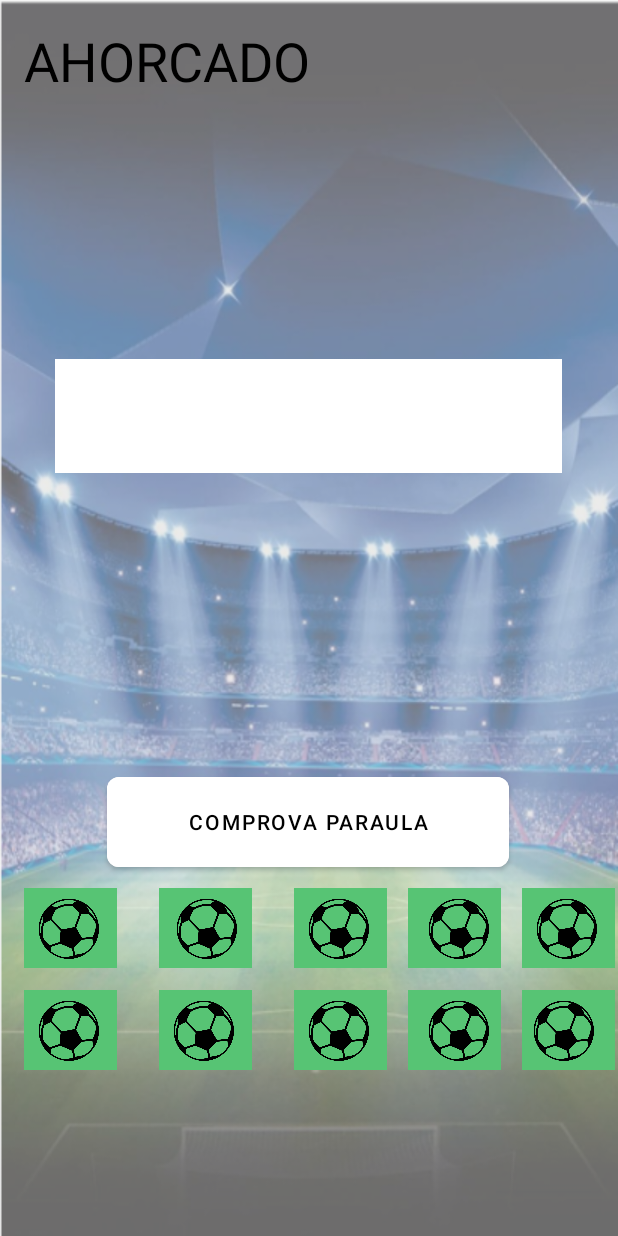
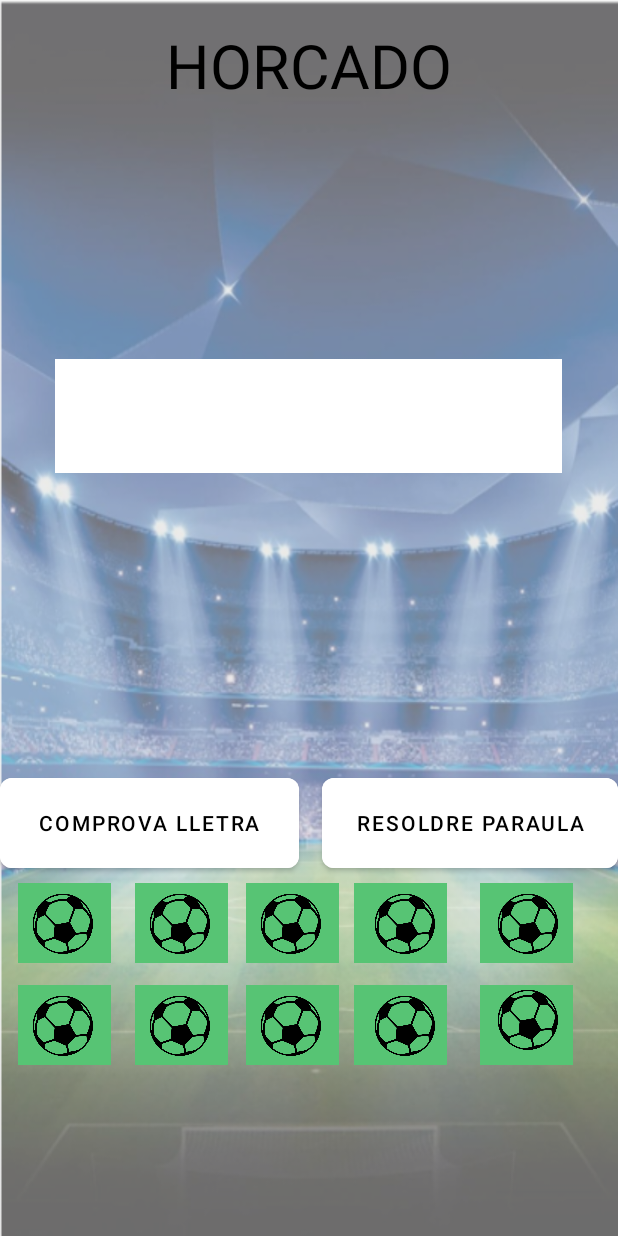
Before and after one commit to Manel0712/MasterFootball, an Android app: the layout activity_horcado.xml on its own in the app's theme, with its tools: preview values and no code run, on a phone screen of 412 x 824 dp. Run offline under Robolectric (Android 15) with nearby library versions, the phone set to English and light mode, and no system bars.

```diff
--- a/app/src/main/AndroidManifest.xml
+++ b/app/src/main/AndroidManifest.xml
@@ -27,7 +27,7 @@
             android:name=".fillTheGaps"
             android:exported="false" />
         <activity
-            android:name=".Horcado"
+            android:name=".Ahorcado"
             android:exported="false" />
         <activity
             android:name=".trivial"
--- a/app/src/main/java/com/example/masterfootball/Juegos.kt
+++ b/app/src/main/java/com/example/masterfootball/Juegos.kt
@@ -3,7 +3,6 @@ package com.example.masterfootball
 import android.content.Intent
 import android.os.Bundle
 import android.view.Menu
-import android.widget.TextView
 import androidx.activity.enableEdgeToEdge
 import androidx.appcompat.app.AppCompatActivity
 import android.view.View
@@ -29,7 +28,7 @@ class Juegos: AppCompatActivity() {
     }
 
     fun openHorcado(view: View) {
-        val i = Intent(this, Horcado::class.java)
+        val i = Intent(this, Ahorcado::class.java)
         i.putExtra("userId",id)
         startActivity(i)
     }
--- a/app/src/main/java/com/example/masterfootball/classes/APIRequests.kt
+++ b/app/src/main/java/com/example/masterfootball/classes/APIRequests.kt
@@ -17,7 +17,7 @@ import kotlinx.coroutines.withContext
 class APIRequests {
     var playersList : MutableList<Result>? = ArrayList()
     suspend fun getBarcelonaPlayers():MutableList<Result>? = withContext(Dispatchers.IO) {
-        val apiKey = "a4f4142d4b8e918ce464ff08311ac33b803ac70f20a30c920f4a6c572c4b70ac"
+        val apiKey = "0ddb4b77bb9207f0226e1250d92b2b9615ff2495461bf306a5f47eaed57d1726"
         val url = "https://apiv2.allsportsapi.com/football/?&met=Teams&teamId=97&APIkey=$apiKey"
         val client = OkHttpClient()
         val request = Request.Builder()
--- a/app/src/main/java/com/example/masterfootball/perfil.kt
+++ b/app/src/main/java/com/example/masterfootball/perfil.kt
@@ -261,7 +261,7 @@ class perfil : AppCompatActivity() {
                 }
                 pointsText.text = "Punts " + isconfigurationSuccessful?.points.toString()
                 moneysText.text = "Monedes " + isconfigurationSuccessful?.moneys.toString()
-                gemsText.text = "Gemmes " + isconfigurationSuccessful?.moneys.toString()
+                gemsText.text = "Gemmes " + isconfigurationSuccessful?.gems.toString()
                 usernameText.text = isconfigurationSuccessful?.username.toString()
             }
         }
--- a/app/src/main/res/layout/activity_horcado.xml
+++ b/app/src/main/res/layout/activity_horcado.xml
@@ -6,22 +6,231 @@
     android:layout_width="match_parent"
     android:layout_height="match_parent"
     android:background="@drawable/captura_de_pantalla_2025_01_10_104056"
-    tools:context=".Horcado"
-    tools:layout_editor_absoluteX="-10dp"
-    tools:layout_editor_absoluteY="-8dp">
+    tools:layout_editor_absoluteX="-26dp"
+    tools:layout_editor_absoluteY="2dp">
 
     <Button
         android:id="@+id/button10"
         style="@style/Button_Background"
-        android:layout_width="268dp"
+        android:layout_width="199dp"
         android:layout_height="72dp"
+        android:layout_marginTop="12dp"
+        android:onClick="comprovedLetter"
+        android:text="Comprova lletra"
+        app:cornerRadius="8dp"
+        app:layout_constraintStart_toStartOf="parent"
+        app:layout_constraintTop_toBottomOf="@+id/textView26" />
+
+    <TextView
+        android:id="@+id/textView27"
+        android:layout_width="62dp"
+        android:layout_height="53dp"
+        android:layout_marginStart="12dp"
+        android:layout_marginTop="4dp"
+        android:background="@color/background"
+        app:layout_constraintStart_toStartOf="parent"
+        app:layout_constraintTop_toBottomOf="@+id/button10" />
+
+    <ImageView
+        android:id="@+id/imageView7"
+        android:layout_width="60dp"
+        android:layout_height="48dp"
+        android:layout_marginStart="12dp"
+        android:layout_marginTop="8dp"
+        app:layout_constraintStart_toStartOf="parent"
+        app:layout_constraintTop_toBottomOf="@+id/button10"
+        app:srcCompat="@drawable/vidashorcado" />
+
+    <TextView
+        android:id="@+id/textView28"
+        android:layout_width="62dp"
+        android:layout_height="53dp"
+        android:layout_marginStart="16dp"
+        android:layout_marginTop="4dp"
+        android:background="@color/background"
+        app:layout_constraintStart_toEndOf="@+id/textView27"
+        app:layout_constraintTop_toBottomOf="@+id/button10" />
+
+    <ImageView
+        android:id="@+id/imageView8"
+        android:layout_width="60dp"
+        android:layout_height="48dp"
+        android:layout_marginStart="16dp"
+        android:layout_marginTop="8dp"
+        app:layout_constraintStart_toEndOf="@+id/textView27"
+        app:layout_constraintTop_toBottomOf="@+id/button10"
+        app:srcCompat="@drawable/vidashorcado" />
+
+    <TextView
+        android:id="@+id/textView29"
+        android:layout_width="62dp"
+        android:layout_height="53dp"
+        android:layout_marginStart="12dp"
+        android:layout_marginTop="4dp"
+        android:background="@color/background"
+        app:layout_constraintStart_toEndOf="@+id/textView28"
+        app:layout_constraintTop_toBottomOf="@+id/button10" />
+
+    <ImageView
+        android:id="@+id/imageView10"
+        android:layout_width="60dp"
+        android:layout_height="48dp"
+        android:layout_marginStart="12dp"
+        android:layout_marginTop="8dp"
+        app:layout_constraintStart_toEndOf="@+id/textView28"
+        app:layout_constraintTop_toBottomOf="@+id/button10"
+        app:srcCompat="@drawable/vidashorcado" />
+
+    <TextView
+        android:id="@+id/textView30"
+        android:layout_width="62dp"
+        android:layout_height="53dp"
+        android:layout_marginStart="12dp"
+        android:layout_marginTop="4dp"
+        android:background="@color/background"
+        app:layout_constraintStart_toEndOf="@+id/imageView10"
+        app:layout_constraintTop_toBottomOf="@+id/button10" />
+
+    <ImageView
+        android:id="@+id/imageView19"
+        android:layout_width="60dp"
+        android:layout_height="48dp"
+        android:layout_marginStart="16dp"
+        android:layout_marginTop="8dp"
+        app:layout_constraintStart_toEndOf="@+id/imageView10"
+        app:layout_constraintTop_toBottomOf="@+id/button10"
+        app:srcCompat="@drawable/vidashorcado" />
+
+    <TextView
+        android:id="@+id/textView31"
+        android:layout_width="62dp"
+        android:layout_height="53dp"
+        android:layout_marginStart="168dp"
+        android:layout_marginTop="4dp"
+        android:background="@color/background"
+        app:layout_constraintStart_toEndOf="@+id/textView28"
+        app:layout_constraintTop_toBottomOf="@+id/button10" />
+
+    <ImageView
+        android:id="@+id/imageView20"
+        android:layout_width="60dp"
+        android:layout_height="48dp"
+        android:layout_marginStart="24dp"
+        android:layout_marginTop="8dp"
+        app:layout_constraintStart_toEndOf="@+id/textView30"
+        app:layout_constraintTop_toBottomOf="@+id/button10"
+        app:srcCompat="@drawable/vidashorcado" />
+
+    <TextView
+        android:id="@+id/textView32"
+        android:layout_width="62dp"
+        android:layout_height="53dp"
+        android:layout_marginStart="12dp"
         android:layout_marginTop="72dp"
-        android:onClick="comprovedLetter"
-        android:text="Comprova paraula"
+        android:background="@color/background"
+        app:layout_constraintStart_toStartOf="parent"
+        app:layout_constraintTop_toBottomOf="@+id/button10" />
+
+    <ImageView
+        android:id="@+id/imageView27"
+        android:layout_width="60dp"
+        android:layout_height="48dp"
+        android:layout_marginStart="12dp"
+        android:layout_marginTop="76dp"
+        app:layout_constraintStart_toStartOf="parent"
+        app:layout_constraintTop_toBottomOf="@+id/button10"
+        app:srcCompat="@drawable/vidashorcado" />
+
+    <TextView
+        android:id="@+id/textView33"
+        android:layout_width="62dp"
+        android:layout_height="53dp"
+        android:layout_marginStart="16dp"
+        android:layout_marginTop="72dp"
+        android:background="@color/background"
+        app:layout_constraintStart_toEndOf="@+id/textView27"
+        app:layout_constraintTop_toBottomOf="@+id/button10" />
+
+    <ImageView
+        android:id="@+id/imageView28"
+        android:layout_width="60dp"
+        android:layout_height="48dp"
+        android:layout_marginStart="16dp"
+        android:layout_marginTop="76dp"
+        app:layout_constraintStart_toEndOf="@+id/textView27"
+        app:layout_constraintTop_toBottomOf="@+id/button10"
+        app:srcCompat="@drawable/vidashorcado" />
+
+    <TextView
+        android:id="@+id/textView34"
+        android:layout_width="62dp"
+        android:layout_height="53dp"
+        android:layout_marginStart="12dp"
+        android:layout_marginTop="72dp"
+        android:background="@color/background"
+        app:layout_constraintStart_toEndOf="@+id/textView28"
+        app:layout_constraintTop_toBottomOf="@+id/button10" />
+
+    <ImageView
+        android:id="@+id/imageView29"
+        android:layout_width="60dp"
+        android:layout_height="48dp"
+        android:layout_marginStart="12dp"
+        android:layout_marginTop="76dp"
+        app:layout_constraintStart_toEndOf="@+id/textView28"
+        app:layout_constraintTop_toBottomOf="@+id/button10"
+        app:srcCompat="@drawable/vidashorcado" />
+
+    <TextView
+        android:id="@+id/textView35"
+        android:layout_width="62dp"
+        android:layout_height="53dp"
+        android:layout_marginStart="12dp"
+        android:layout_marginTop="72dp"
+        android:background="@color/background"
+        app:layout_constraintStart_toEndOf="@+id/imageView10"
+        app:layout_constraintTop_toBottomOf="@+id/button10" />
+
+    <ImageView
+        android:id="@+id/imageView30"
+        android:layout_width="60dp"
+        android:layout_height="48dp"
+        android:layout_marginStart="16dp"
+        android:layout_marginTop="76dp"
+        app:layout_constraintStart_toEndOf="@+id/imageView10"
+        app:layout_constraintTop_toBottomOf="@+id/button10"
+        app:srcCompat="@drawable/vidashorcado" />
+
+    <TextView
+        android:id="@+id/textView36"
+        android:layout_width="62dp"
+        android:layout_height="53dp"
+        android:layout_marginStart="168dp"
+        android:layout_marginTop="72dp"
+        android:background="@color/background"
+        app:layout_constraintStart_toEndOf="@+id/textView28"
+        app:layout_constraintTop_toBottomOf="@+id/button10" />
+
+    <ImageView
+        android:id="@+id/imageView31"
+        android:layout_width="60dp"
+        android:layout_height="48dp"
+        android:layout_marginStart="24dp"
+        android:layout_marginTop="72dp"
+        app:layout_constraintStart_toEndOf="@+id/textView30"
+        app:layout_constraintTop_toBottomOf="@+id/button10"
+        app:srcCompat="@drawable/vidashorcado" />
+
+    <Button
+        android:id="@+id/button3"
+        style="@style/Button_Background"
+        android:layout_width="197dp"
+        android:layout_height="72dp"
+        android:layout_marginTop="12dp"
+        android:onClick="responseDialogBasic"
+        android:text="Resoldre paraula"
         app:cornerRadius="8dp"
         app:layout_constraintEnd_toEndOf="parent"
-        app:layout_constraintHorizontal_bias="0.496"
-        app:layout_constraintStart_toStartOf="parent"
         app:layout_constraintTop_toBottomOf="@+id/textView26" />
 
     <com.google.android.material.textfield.TextInputEditText
@@ -43,18 +252,17 @@
         android:layout_height="79dp"
         android:layout_marginTop="16dp"
         android:autoSizeTextType="uniform"
-        android:text="AHORCADO"
+        android:text="HORCADO"
         android:textAlignment="center"
         android:textColor="@color/black"
         app:layout_constraintEnd_toEndOf="parent"
-        app:layout_constraintHorizontal_bias="0.072"
         app:layout_constraintStart_toStartOf="parent"
         app:layout_constraintTop_toTopOf="parent" />
 
     <TextView
         android:id="@+id/textView26"
-        android:layout_width="356dp"
-        android:layout_height="103dp"
+        android:layout_width="350dp"
+        android:layout_height="164dp"
         android:layout_marginTop="21dp"
         android:autoSizeTextType="none"
         android:textAlignment="center"
@@ -65,204 +273,4 @@
         app:layout_constraintStart_toStartOf="parent"
         app:layout_constraintTop_toBottomOf="@+id/editText25" />
 
-    <TextView
-        android:id="@+id/textView27"
-        android:layout_width="62dp"
-        android:layout_height="53dp"
-        android:layout_marginStart="16dp"
-        android:layout_marginTop="8dp"
-        android:background="@color/background"
-        app:layout_constraintStart_toStartOf="parent"
-        app:layout_constraintTop_toBottomOf="@+id/button10" />
-
-    <ImageView
-        android:id="@+id/imageView7"
-        android:layout_width="60dp"
-        android:layout_height="48dp"
-        android:layout_marginStart="16dp"
-        android:layout_marginTop="12dp"
-        app:layout_constraintStart_toStartOf="parent"
-        app:layout_constraintTop_toBottomOf="@+id/button10"
-        app:srcCompat="@drawable/vidashorcado" />
-
-    <TextView
-        android:id="@+id/tvPreguntatrivial"
-        android:layout_width="62dp"
-        android:layout_height="53dp"
-        android:layout_marginStart="28dp"
-        android:layout_marginTop="8dp"
-        android:background="@color/background"
-        app:layout_constraintStart_toEndOf="@+id/textView27"
-        app:layout_constraintTop_toBottomOf="@+id/button10" />
-
-    <ImageView
-        android:id="@+id/imageView8"
-        android:layout_width="60dp"
-        android:layout_height="48dp"
-        android:layout_marginStart="30dp"
-        android:layout_marginTop="12dp"
-        app:layout_constraintStart_toEndOf="@+id/textView27"
-        app:layout_constraintTop_toBottomOf="@+id/button10"
-        app:srcCompat="@drawable/vidashorcado" />
-
-    <TextView
-        android:id="@+id/trivialOpcio1"
-        android:layout_width="62dp"
-        android:layout_height="53dp"
-        android:layout_marginStart="28dp"
-        android:layout_marginTop="8dp"
-        android:background="@color/background"
-        app:layout_constraintStart_toEndOf="@+id/tvPreguntatrivial"
-        app:layout_constraintTop_toBottomOf="@+id/button10" />
-
-    <ImageView
-        android:id="@+id/imageView10"
-        android:layout_width="60dp"
-        android:layout_height="48dp"
-        android:layout_marginStart="28dp"
-        android:layout_marginTop="12dp"
-        app:layout_constraintStart_toEndOf="@+id/tvPreguntatrivial"
-        app:layout_constraintTop_toBottomOf="@+id/button10"
-        app:srcCompat="@drawable/vidashorcado" />
-
-    <TextView
-        android:id="@+id/textView30"
-        android:layout_width="62dp"
-        android:layout_height="53dp"
-        android:layout_marginStart="16dp"
-        android:layout_marginTop="8dp"
-        android:background="@color/background"
-        app:layout_constraintStart_toEndOf="@+id/imageView10"
-        app:layout_constraintTop_toBottomOf="@+id/button10" />
-
-    <ImageView
-        android:id="@+id/imageView19"
-        android:layout_width="60dp"
-        android:layout_height="48dp"
-        android:layout_marginStart="20dp"
-        android:layout_marginTop="12dp"
-        app:layout_constraintStart_toEndOf="@+id/imageView10"
-        app:layout_constraintTop_toBottomOf="@+id/button10"
-        app:srcCompat="@drawable/vidashorcado" />
-
-    <TextView
-        android:id="@+id/textView31"
-        android:layout_width="62dp"
-        android:layout_height="53dp"
-        android:layout_marginStart="180dp"
-        android:layout_marginTop="8dp"
-        android:background="@color/background"
-        app:layout_constraintStart_toEndOf="@+id/tvPreguntatrivial"
-        app:layout_constraintTop_toBottomOf="@+id/button10" />
-
-    <ImageView
-        android:id="@+id/imageView20"
-        android:layout_width="60dp"
-        android:layout_height="48dp"
-        android:layout_marginStart="14dp"
-        android:layout_marginTop="12dp"
-        app:layout_constraintStart_toEndOf="@+id/textView30"
-        app:layout_constraintTop_toBottomOf="@+id/button10"
-        app:srcCompat="@drawable/vidashorcado" />
-
-    <TextView
-        android:id="@+id/textView32"
-        android:layout_width="62dp"
-        android:layout_height="53dp"
-        android:layout_marginStart="16dp"
-        android:layout_marginTop="76dp"
-        android:background="@color/background"
-        app:layout_constraintStart_toStartOf="parent"
-        app:layout_constraintTop_toBottomOf="@+id/button10" />
-
-    <ImageView
-        android:id="@+id/imageView27"
-        android:layout_width="60dp"
-        android:layout_height="48dp"
-        android:layout_marginStart="16dp"
-        android:layout_marginTop="80dp"
-        app:layout_constraintStart_toStartOf="parent"
-        app:layout_constraintTop_toBottomOf="@+id/button10"
-        app:srcCompat="@drawable/vidashorcado" />
-
-    <TextView
-        android:id="@+id/textView33"
-        android:layout_width="62dp"
-        android:layout_height="53dp"
-        android:layout_marginStart="28dp"
-        android:layout_marginTop="76dp"
-        android:background="@color/background"
-        app:layout_constraintStart_toEndOf="@+id/textView27"
-        app:layout_constraintTop_toBottomOf="@+id/button10" />
-
-    <ImageView
-        android:id="@+id/imageView28"
-        android:layout_width="60dp"
-        android:layout_height="48dp"
-        android:layout_marginStart="28dp"
-        android:layout_marginTop="80dp"
-        app:layout_constraintStart_toEndOf="@+id/textView27"
-        app:layout_constraintTop_toBottomOf="@+id/button10"
-        app:srcCompat="@drawable/vidashorcado" />
-
-    <TextView
-        android:id="@+id/trivialOpcio2"
-        android:layout_width="62dp"
-        android:layout_height="53dp"
-        android:layout_marginStart="28dp"
-        android:layout_marginTop="76dp"
-        android:background="@color/background"
-        app:layout_constraintStart_toEndOf="@+id/tvPreguntatrivial"
-        app:layout_constraintTop_toBottomOf="@+id/button10" />
-
-    <ImageView
-        android:id="@+id/imageView29"
-        android:layout_width="60dp"
-        android:layout_height="48dp"
-        android:layout_marginStart="28dp"
-        android:layout_marginTop="80dp"
-        app:layout_constraintStart_toEndOf="@+id/tvPreguntatrivial"
-        app:layout_constraintTop_toBottomOf="@+id/button10"
-        app:srcCompat="@drawable/vidashorcado" />
-
-    <TextView
-        android:id="@+id/trivialOpcio3"
-        android:layout_width="62dp"
-        android:layout_height="53dp"
-        android:layout_marginStart="16dp"
-        android:layout_marginTop="76dp"
-        android:background="@color/background"
-        app:layout_constraintStart_toEndOf="@+id/imageView10"
-        app:layout_constraintTop_toBottomOf="@+id/button10" />
-
-    <ImageView
-        android:id="@+id/imageView30"
-        android:layout_width="60dp"
-        android:layout_height="48dp"
-        android:layout_marginStart="20dp"
-        android:layout_marginTop="80dp"
-        app:layout_constraintStart_toEndOf="@+id/imageView10"
-        app:layout_constraintTop_toBottomOf="@+id/button10"
-        app:srcCompat="@drawable/vidashorcado" />
-
-    <TextView
-        android:id="@+id/textView36"
-        android:layout_width="62dp"
-        android:layout_height="53dp"
-        android:layout_marginStart="180dp"
-        android:layout_marginTop="76dp"
-        android:background="@color/background"
-        app:layout_constraintStart_toEndOf="@+id/tvPreguntatrivial"
-        app:layout_constraintTop_toBottomOf="@+id/button10" />
-
-    <ImageView
-        android:id="@+id/imageView31"
-        android:layout_width="60dp"
-        android:layout_height="48dp"
-        android:layout_marginStart="12dp"
-        android:layout_marginTop="80dp"
-        app:layout_constraintStart_toEndOf="@+id/textView30"
-        app:layout_constraintTop_toBottomOf="@+id/button10"
-        app:srcCompat="@drawable/vidashorcado" />
-
 </androidx.constraintlayout.widget.ConstraintLayout>
--- a/app/src/main/res/layout/main_menu.xml
+++ b/app/src/main/res/layout/main_menu.xml
@@ -13,8 +13,8 @@
 
     <ImageView
         android:id="@+id/imageView9"
-        android:layout_width="114dp"
-        android:layout_height="117dp"
+        android:layout_width="50dp"
+        android:layout_height="50dp"
         android:onClick="perfilOpen"
         app:layout_constraintEnd_toEndOf="parent"
         app:layout_constraintTop_toTopOf="parent"
```
Also changed, not shown: app/src/main/java/com/example/masterfootball/Ahorcado.kt (renamed from app/src/main/java/com/example/masterfootball/Horcado.kt, +67 -62 lines), app/src/main/java/com/example/masterfootball/Woordle.kt (+35 -10 lines), app/src/main/java/com/example/masterfootball/classes/profileImageConfigure.kt (added, +44 -0 lines), app/src/main/java/com/example/masterfootball/menuPrincipal.kt (+18 -0 lines), app/src/main/java/com/example/masterfootball/trivial.kt (+12 -0 lines).
